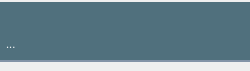
Before: the Qt Designer form src/app/gui/forms/widgetmailitem.ui in botorabi/Meet4Eat-Desktop, drawn with Qt 5.
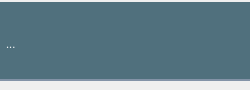
After: the same form once the commit is applied. Icons and pictures are not drawn.

Patch:
```diff
--- a/src/app/gui/forms/widgetmailitem.ui
+++ b/src/app/gui/forms/widgetmailitem.ui
@@ -7,7 +7,7 @@
     <x>0</x>
     <y>0</y>
     <width>250</width>
-    <height>71</height>
+    <height>90</height>
    </rect>
   </property>
   <property name="cursor">
```
